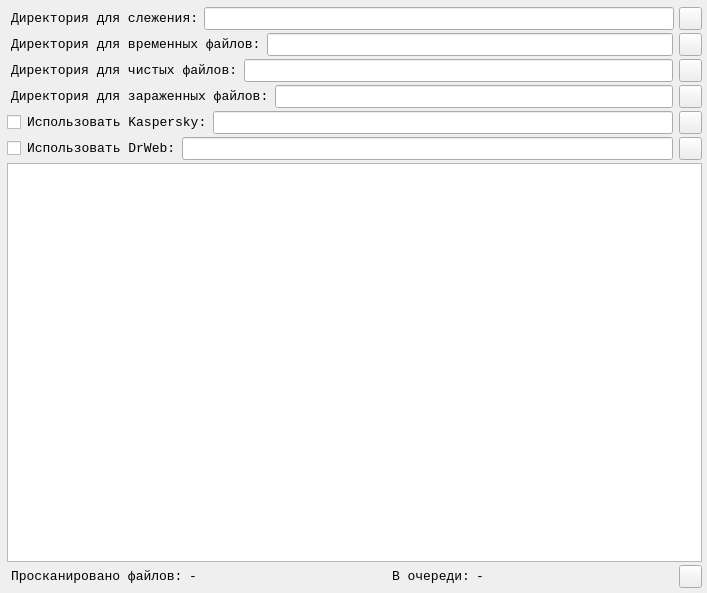
Above: widget.ui from FeZar97/Investigator before the change. Below: the same form after it.
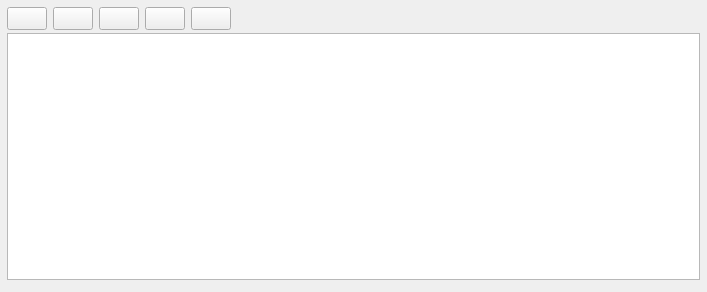
That is the form after the change. Icons and pictures are not drawn.

Commit message: split interface to multiple windows. add table with detailed information about work parameters. settings transferred to individual window

Patch:
```diff
--- a/widget.ui
+++ b/widget.ui
@@ -7,7 +7,7 @@
     <x>0</x>
     <y>0</y>
     <width>707</width>
-    <height>593</height>
+    <height>292</height>
    </rect>
   </property>
   <property name="font">
@@ -28,8 +28,8 @@
     <rect>
      <x>3</x>
      <y>3</y>
-     <width>703</width>
-     <height>589</height>
+     <width>701</width>
+     <height>281</height>
     </rect>
    </property>
    <layout class="QVBoxLayout" name="mainLayout">
@@ -48,123 +48,11 @@
     <property name="bottomMargin">
      <number>4</number>
     </property>
-    <item>
-     <layout class="QHBoxLayout" name="firstRowLayout" stretch="0,0,0">
-      <property name="spacing">
-       <number>5</number>
-      </property>
-      <property name="sizeConstraint">
-       <enum>QLayout::SetDefaultConstraint</enum>
-      </property>
-      <property name="leftMargin">
-       <number>4</number>
-      </property>
-      <property name="rightMargin">
-       <number>0</number>
-      </property>
-      <item>
-       <widget class="QLabel" name="watchDirLabel">
-        <property name="font">
-         <font>
-          <family>Courier New</family>
-          <pointsize>10</pointsize>
-         </font>
-        </property>
-        <property name="text">
-         <string>Директория для слежения:</string>
-        </property>
-       </widget>
-      </item>
-      <item>
-       <widget class="QLineEdit" name="watchDirLE">
-        <property name="font">
-         <font>
-          <family>Courier New</family>
-          <pointsize>10</pointsize>
-         </font>
-        </property>
-       </widget>
-      </item>
-      <item>
-       <widget class="QPushButton" name="watchDirButton">
-        <property name="sizePolicy">
-         <sizepolicy hsizetype="Maximum" vsizetype="Fixed">
-          <horstretch>0</horstretch>
-          <verstretch>0</verstretch>
-         </sizepolicy>
-        </property>
-        <property name="minimumSize">
-         <size>
-          <width>23</width>
-          <height>23</height>
-         </size>
-        </property>
-        <property name="maximumSize">
-         <size>
-          <width>23</width>
-          <height>23</height>
-         </size>
-        </property>
-        <property name="sizeIncrement">
-         <size>
-          <width>0</width>
-          <height>0</height>
-         </size>
-        </property>
-        <property name="text">
-         <string/>
-        </property>
-        <property name="icon">
-         <iconset resource="qrc.qrc">
-          <normaloff>:/folder.png</normaloff>:/folder.png</iconset>
-        </property>
-       </widget>
-      </item>
-     </layout>
-    </item>
     <item>
      <layout class="QHBoxLayout" name="horizontalLayout">
-      <property name="leftMargin">
-       <number>4</number>
-      </property>
       <item>
-       <widget class="QLabel" name="tempDirLabel">
-        <property name="font">
-         <font>
-          <family>Courier New</family>
-          <pointsize>10</pointsize>
-         </font>
-        </property>
+       <widget class="QPushButton" name="startButton">
         <property name="text">
-         <string>Директория для временных файлов:</string>
-        </property>
-       </widget>
-      </item>
-      <item>
-       <widget class="QLineEdit" name="investigatorDirLE">
-        <property name="font">
-         <font>
-          <family>Courier New</family>
-          <pointsize>10</pointsize>
-         </font>
-        </property>
-       </widget>
-      </item>
-      <item>
-       <widget class="QPushButton" name="tempDirButton">
-        <property name="minimumSize">
-         <size>
-          <width>23</width>
-          <height>23</height>
-         </size>
-        </property>
-        <property name="maximumSize">
-         <size>
-          <width>23</width>
-          <height>23</height>
-         </size>
-        </property>
-        <property name="text">
          <string/>
         </property>
         <property name="icon">
@@ -173,51 +61,9 @@
         </property>
        </widget>
       </item>
-     </layout>
-    </item>
-    <item>
-     <layout class="QHBoxLayout" name="horizontalLayout_2">
-      <property name="leftMargin">
-       <number>4</number>
-      </property>
       <item>
-       <widget class="QLabel" name="cleanDirLabel">
-        <property name="font">
-         <font>
-          <family>Courier New</family>
-          <pointsize>10</pointsize>
-         </font>
-        </property>
+       <widget class="QPushButton" name="stopButton">
         <property name="text">
-         <string>Директория для чистых файлов:</string>
-        </property>
-       </widget>
-      </item>
-      <item>
-       <widget class="QLineEdit" name="cleanDirLE">
-        <property name="font">
-         <font>
-          <family>Courier New</family>
-          <pointsize>10</pointsize>
-         </font>
-        </property>
-       </widget>
-      </item>
-      <item>
-       <widget class="QPushButton" name="cleanDirButton">
-        <property name="minimumSize">
-         <size>
-          <width>23</width>
-          <height>23</height>
-         </size>
-        </property>
-        <property name="maximumSize">
-         <size>
-          <width>23</width>
-          <height>23</height>
-         </size>
-        </property>
-        <property name="text">
          <string/>
         </property>
         <property name="icon">
@@ -226,51 +72,9 @@
         </property>
        </widget>
       </item>
-     </layout>
-    </item>
-    <item>
-     <layout class="QHBoxLayout" name="horizontalLayout_4">
-      <property name="leftMargin">
-       <number>4</number>
-      </property>
       <item>
-       <widget class="QLabel" name="dangerousDirLabel">
-        <property name="font">
-         <font>
-          <family>Courier New</family>
-          <pointsize>10</pointsize>
-         </font>
-        </property>
+       <widget class="QPushButton" name="settingsButton">
         <property name="text">
-         <string>Директория для зараженных файлов:</string>
-        </property>
-       </widget>
-      </item>
-      <item>
-       <widget class="QLineEdit" name="dangerousDirLE">
-        <property name="font">
-         <font>
-          <family>Courier New</family>
-          <pointsize>10</pointsize>
-         </font>
-        </property>
-       </widget>
-      </item>
-      <item>
-       <widget class="QPushButton" name="dangerousDirButton">
-        <property name="minimumSize">
-         <size>
-          <width>23</width>
-          <height>23</height>
-         </size>
-        </property>
-        <property name="maximumSize">
-         <size>
-          <width>23</width>
-          <height>23</height>
-         </size>
-        </property>
-        <property name="text">
          <string/>
         </property>
         <property name="icon">
@@ -279,59 +83,19 @@
         </property>
        </widget>
       </item>
-     </layout>
-    </item>
-    <item>
-     <layout class="QHBoxLayout" name="kasperskyLayout">
       <item>
-       <widget class="QCheckBox" name="kasperCB">
+       <widget class="QPushButton" name="statisticButton">
         <property name="text">
          <string/>
         </property>
-       </widget>
-      </item>
-      <item>
-       <widget class="QLabel" name="kasperFileLabel">
-        <property name="minimumSize">
-         <size>
-          <width>56</width>
-          <height>23</height>
-         </size>
+        <property name="icon">
+         <iconset resource="img.qrc">
+          <normaloff>:/img/STATISTIC.png</normaloff>:/img/STATISTIC.png</iconset>
         </property>
-        <property name="maximumSize">
-         <size>
-          <width>1111</width>
-          <height>23</height>
-         </size>
-        </property>
-        <property name="font">
-         <font>
-          <family>Courier New</family>
-          <pointsize>10</pointsize>
-         </font>
-        </property>
-        <property name="text">
-         <string>Использовать Kaspersky:</string>
-        </property>
        </widget>
       </item>
       <item>
-       <widget class="QLineEdit" name="kasperFileLE"/>
-      </item>
-      <item>
-       <widget class="QPushButton" name="kasperFileButton">
-        <property name="minimumSize">
-         <size>
-          <width>23</width>
-          <height>23</height>
-         </size>
-        </property>
-        <property name="maximumSize">
-         <size>
-          <width>23</width>
-          <height>23</height>
-         </size>
-        </property>
+       <widget class="QPushButton" name="clearButton">
         <property name="text">
          <string/>
         </property>
@@ -341,75 +105,19 @@
         </property>
        </widget>
       </item>
-     </layout>
-    </item>
-    <item>
-     <layout class="QHBoxLayout" name="drwebLayout">
       <item>
-       <widget class="QCheckBox" name="drwebCB">
-        <property name="text">
-         <string/>
+       <spacer name="horizontalSpacer">
+        <property name="orientation">
+         <enum>Qt::Horizontal</enum>
         </property>
-       </widget>
-      </item>
-      <item>
-       <widget class="QLabel" name="drwebFileLabel">
-        <property name="minimumSize">
+        <property name="sizeHint" stdset="0">
          <size>
-          <width>48</width>
-          <height>23</height>
+          <width>40</width>
+          <height>20</height>
          </size>
         </property>
-        <property name="maximumSize">
-         <size>
-          <width>1111</width>
-          <height>23</height>
-         </size>
-        </property>
-        <property name="font">
-         <font>
-          <family>Courier New</family>
-          <pointsize>10</pointsize>
-         </font>
-        </property>
-        <property name="text">
-         <string>Использовать DrWeb:</string>
-        </property>
-       </widget>
+       </spacer>
       </item>
-      <item>
-       <widget class="QLineEdit" name="drwebFileLE"/>
-      </item>
-      <item>
-       <widget class="QPushButton" name="drwebFileButton">
-        <property name="minimumSize">
-         <size>
-          <width>23</width>
-          <height>23</height>
-         </size>
-        </property>
-        <property name="maximumSize">
-         <size>
-          <width>23</width>
-          <height>23</height>
-         </size>
-        </property>
-        <property name="text">
-         <string/>
-        </property>
-        <property name="icon">
-         <iconset resource="qrc.qrc">
-          <normaloff>:/drweb.jpg</normaloff>:/drweb.jpg</iconset>
-        </property>
-       </widget>
-      </item>
-     </layout>
-    </item>
-    <item>
-     <layout class="QHBoxLayout" name="secondRowLayout">
-      <property name="leftMargin">
-       <number>4</number>
-      </property>
      </layout>
     </item>
     <item>
@@ -425,117 +133,6 @@
       </property>
      </widget>
     </item>
-    <item>
-     <layout class="QHBoxLayout" name="tempInfoLayout">
-      <property name="leftMargin">
-       <number>4</number>
-      </property>
-      <item>
-       <widget class="QLabel" name="scanFilesLabel">
-        <property name="font">
-         <font>
-          <family>Courier New</family>
-          <pointsize>10</pointsize>
-         </font>
-        </property>
-        <property name="text">
-         <string>Просканировано файлов:</string>
-        </property>
-       </widget>
-      </item>
-      <item>
-       <widget class="QLabel" name="scanFilesNbLabel">
-        <property name="font">
-         <font>
-          <family>Courier New</family>
-          <pointsize>10</pointsize>
-         </font>
-        </property>
-        <property name="text">
-         <string>-</string>
-        </property>
-        <property name="alignment">
-         <set>Qt::AlignCenter</set>
-        </property>
-       </widget>
-      </item>
-      <item>
-       <spacer name="horizontalSpacer">
-        <property name="orientation">
-         <enum>Qt::Horizontal</enum>
-        </property>
-        <property name="sizeHint" stdset="0">
-         <size>
-          <width>40</width>
-          <height>20</height>
-         </size>
-        </property>
-       </spacer>
-      </item>
-      <item>
-       <widget class="QLabel" name="queueLabel">
-        <property name="font">
-         <font>
-          <family>Courier New</family>
-          <pointsize>10</pointsize>
-         </font>
-        </property>
-        <property name="text">
-         <string>В очереди:</string>
-        </property>
-       </widget>
-      </item>
-      <item>
-       <widget class="QLabel" name="queueSizeLabel">
-        <property name="font">
-         <font>
-          <family>Courier New</family>
-          <pointsize>10</pointsize>
-         </font>
-        </property>
-        <property name="text">
-         <string>-</string>
-        </property>
-       </widget>
-      </item>
-      <item>
-       <spacer name="horizontalSpacer_2">
-        <property name="orientation">
-         <enum>Qt::Horizontal</enum>
-        </property>
-        <property name="sizeHint" stdset="0">
-         <size>
-          <width>40</width>
-          <height>20</height>
-         </size>
-        </property>
-       </spacer>
-      </item>
-      <item>
-       <widget class="QPushButton" name="clearButton">
-        <property name="maximumSize">
-         <size>
-          <width>23</width>
-          <height>23</height>
-         </size>
-        </property>
-        <property name="font">
-         <font>
-          <family>Courier New</family>
-          <pointsize>10</pointsize>
-         </font>
-        </property>
-        <property name="text">
-         <string/>
-        </property>
-        <property name="icon">
-         <iconset resource="qrc.qrc">
-          <normaloff>:/clear.png</normaloff>:/clear.png</iconset>
-        </property>
-       </widget>
-      </item>
-     </layout>
-    </item>
    </layout>
   </widget>
  </widget>
```
Left out of the diff: 22 changed lines with no effect on the pictures. The commit also changes 24 other files.
